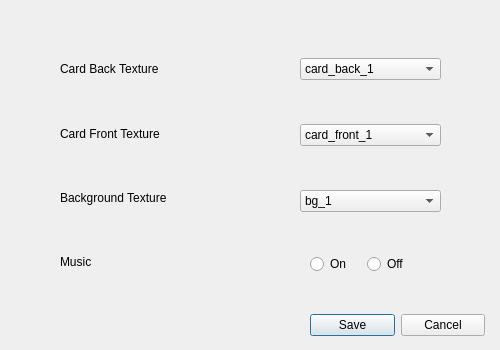
This is gui/settingsmenu.ui in sudosys/matchmatch-game as Qt 5 draws it before an edit. The edited form follows.
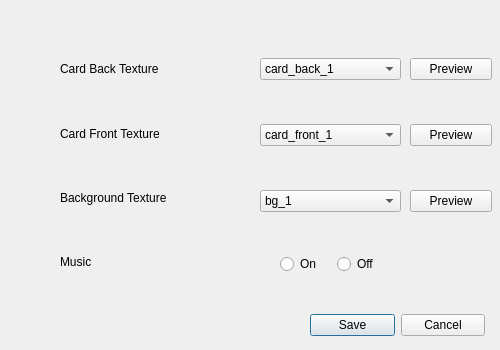
This is the edited form.

Commit message: card back textures can be previewed

Diff of the .ui file:
```diff
--- a/gui/settingsmenu.ui
+++ b/gui/settingsmenu.ui
@@ -68,10 +68,10 @@
     </item>
    </layout>
   </widget>
-  <widget class="QWidget" name="layoutWidget">
+  <widget class="QWidget" name="layoutWidget2">
    <property name="geometry">
     <rect>
-     <x>300</x>
+     <x>260</x>
      <y>20</y>
      <width>141</width>
      <height>231</height>
@@ -137,10 +137,10 @@
     </item>
    </layout>
   </widget>
-  <widget class="QWidget" name="layoutWidget">
+  <widget class="QWidget" name="layoutWidget3">
    <property name="geometry">
     <rect>
-     <x>310</x>
+     <x>280</x>
      <y>250</y>
      <width>107</width>
      <height>28</height>
@@ -163,7 +163,7 @@
     </item>
    </layout>
   </widget>
-  <widget class="QWidget" name="layoutWidget">
+  <widget class="QWidget" name="layoutWidget4">
    <property name="geometry">
     <rect>
      <x>310</x>
@@ -189,6 +189,42 @@
     </item>
    </layout>
   </widget>
+  <widget class="QWidget" name="layoutWidget5">
+   <property name="geometry">
+    <rect>
+     <x>410</x>
+     <y>20</y>
+     <width>82</width>
+     <height>231</height>
+    </rect>
+   </property>
+   <layout class="QVBoxLayout" name="verticalLayout_3">
+    <item>
+     <widget class="QPushButton" name="back_preview_button">
+      <property name="text">
+       <string>Preview</string>
+      </property>
+      <property name="checkable">
+       <bool>true</bool>
+      </property>
+     </widget>
+    </item>
+    <item>
+     <widget class="QPushButton" name="front_preview_button">
+      <property name="text">
+       <string>Preview</string>
+      </property>
+     </widget>
+    </item>
+    <item>
+     <widget class="QPushButton" name="bg_preview_button">
+      <property name="text">
+       <string>Preview</string>
+      </property>
+     </widget>
+    </item>
+   </layout>
+  </widget>
  </widget>
  <resources/>
  <connections/>
```
Left out of the diff: 3 changed lines with no effect on the pictures. The commit also changes 15 other files.
